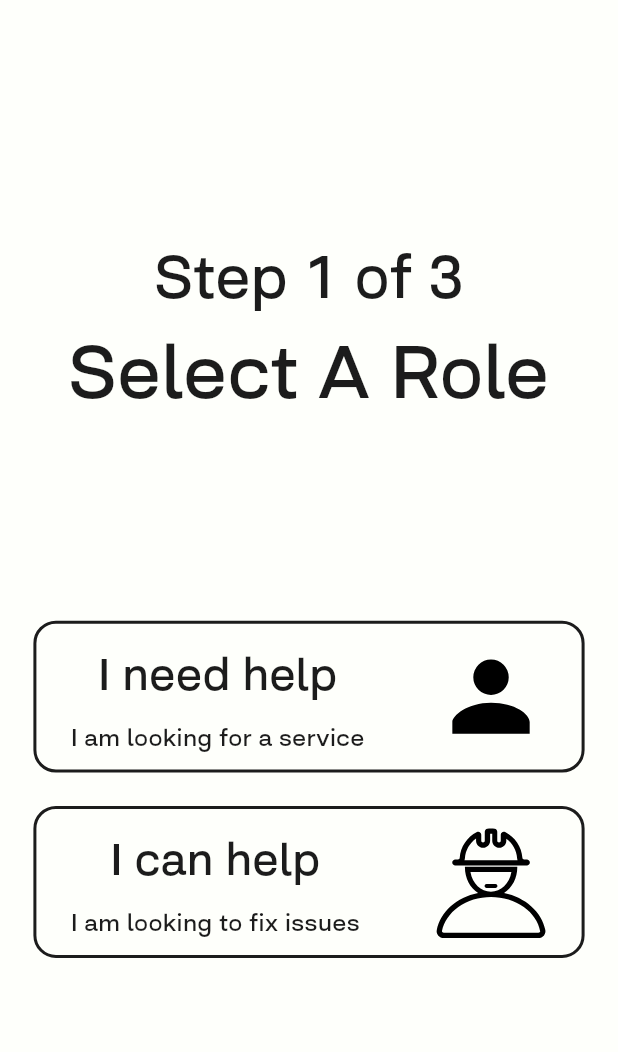
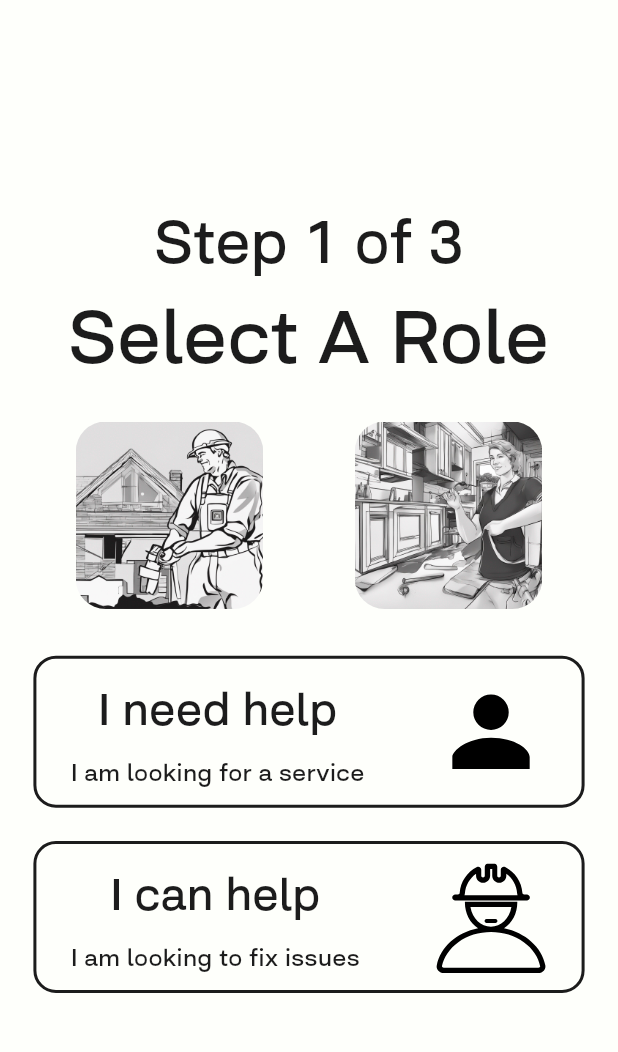
Before and after one commit to Odhran7/tradeful_app, a Flutter app: the OnboardingOnePage screen opened by its route, on a phone screen of 412 x 824 dp, the part 84-1136 px from its top. Run offline on Flutter 3.47's test engine with Material 2 defaults, Android fonts, the phone set to English and light mode, and no system bars; our stand-ins replace flutter_svg, get.

Commit message:
Improve UI

```diff
--- a/lib/pages/onboarding/onboardingOnePage.dart
+++ b/lib/pages/onboarding/onboardingOnePage.dart
@@ -1,12 +1,15 @@
 import 'package:flutter/cupertino.dart';
 import 'package:flutter/material.dart';
 import 'package:flutter_svg/svg.dart';
+import 'package:get/get.dart';
 import 'package:tradeful_app/widgets/onboardingIconWidget.dart';
 import '../../utils/Dimensions.dart';
 import '../../utils/colors.dart';
 import '../../widgets/appBarOnboardingWidget.dart';
 import '../../widgets/big_text.dart';
 import '../../widgets/small_text.dart';
+import 'onboardingHomeownerTwoPage.dart';
+import 'onboardingTradesPersonTwoPage.dart';
 
 class OnboardingOnePage extends StatelessWidget {
   const OnboardingOnePage({super.key});
@@ -28,7 +31,7 @@ class _onboardingOneBody extends StatelessWidget {
   @override
   Widget build(BuildContext context) {
     return Column(
-      mainAxisAlignment: MainAxisAlignment.spaceEvenly,
+      mainAxisAlignment: MainAxisAlignment.center,
       crossAxisAlignment: CrossAxisAlignment.center,
       children: [
         Container(
@@ -44,19 +47,60 @@ class _onboardingOneBody extends StatelessWidget {
                 text: "Select A Role",
                 size: 50,
               ),
+              Container(
+                margin: EdgeInsets.all(10),
+                padding: EdgeInsets.all(10),
+                child: Row(
+                  mainAxisAlignment: MainAxisAlignment.spaceAround,
+                  children: [
+                    ClipRRect(
+                      borderRadius: BorderRadius.circular(20),
+                      child: Container(
+                        width: 125,
+                        height: 125,
+                        child: Image.asset(
+                          "assets/images/tradespersonOnboardingOne.jpeg",
+                          fit: BoxFit.cover,
+                        ),
+                      ),
+                    ),
+                    ClipRRect(
+                      borderRadius: BorderRadius.circular(20),
+                      child: Container(
+                        width: 125,
+                        height: 125,
+                        child: Image.asset(
+                          "assets/images/homeownerOnboardingOne.jpeg",
+                          fit: BoxFit.cover,
+                        ),
+                      ),
+                    ),
+                  ],
+                ),
+              )
             ],
           ),
         ),
         Column(
           children: [
-            OnbaordingIconWidget(
+            GestureDetector(
+              onTap: () {
+                Get.to(() => OnboardingHomeOwnerTwoPage());
+              },
+              child: OnbaordingIconWidget(
                   mainTitle: "I need help",
                   subtitle: "I am looking for a service",
                   svgPath: "assets/images/customer.svg"),
-            OnbaordingIconWidget(
+            ),
+            GestureDetector(
+              onTap: () {
+                Get.to(() => OnboardingTradesPersonTwoPage());
+              },
+              child: OnbaordingIconWidget(
                   mainTitle: "I can help",
                   subtitle: "I am looking to fix issues",
                   svgPath: "assets/images/tradesperson.svg"),
+            ),
           ],
         ),
       ],
--- a/lib/routes/route_helper.dart
+++ b/lib/routes/route_helper.dart
@@ -1,15 +1,22 @@
 import 'package:get/get.dart';
 import 'package:tradeful_app/pages/onboarding/onboardingOnePage.dart';
+import 'package:tradeful_app/pages/onboarding/onboardingTradesPersonTwoPage.dart';
 import '../pages/home/main_home_page.dart';
+import '../pages/onboarding/onboardingHomeownerTwoPage.dart';
 
 class RouteHelper {
   static const String initial = '/';
   static const String onboardingOne = '/onboarding-one';
+  static const String onboardingTwoTradesPerson =
+      '/onboarding-two-tradesperson';
+  static const String onboardingTwoHomeOwner = '/onboarding-two-homeowner';
 
   // Initial Routes
 
   static String getInitial() => '$initial';
   static String getOnboardingOne() => '$onboardingOne';
+  static String getOnboardingTwoTradesPerson() => '$onboardingTwoTradesPerson';
+  static String getOnboardingTwoHomeOwner() => '$onboardingTwoHomeOwner';
 
   static List<GetPage> routes = [
     GetPage(
@@ -20,5 +27,13 @@ class RouteHelper {
       name: onboardingOne,
       page: () => OnboardingOnePage(),
     ),
+    GetPage(
+      name: onboardingTwoTradesPerson,
+      page: () => OnboardingTradesPersonTwoPage(),
+    ),
+    GetPage(
+      name: onboardingTwoHomeOwner,
+      page: () => OnboardingHomeOwnerTwoPage(),
+    ),
   ];
 }
--- a/lib/utils/colors.dart
+++ b/lib/utils/colors.dart
@@ -1,7 +1,6 @@
 import 'dart:ui';
 
 class AppColors {
-
   // Main
 
   static final Color mainColor = const Color(0xff1c1c1c);
@@ -20,4 +19,8 @@ class AppColors {
   // Icon colors
 
   static final Color iconWhite = const Color(0xfff3f3f3);
+
+  // Green color
+
+  static final Color verifiedGreen = const Color(0xff7CFC00);
 }
--- a/lib/widgets/alternating_text_widget.dart
+++ b/lib/widgets/alternating_text_widget.dart
@@ -59,7 +59,7 @@ class _AlternatingTextWidgetState extends State<AlternatingTextWidget> {
         child: BigText(
           text: widget.textList[_index],
           color: AppColors.mainColor,
-          size: 30,
+          size: 25,
         ));
   }
 }
--- a/lib/widgets/app_column.dart
+++ b/lib/widgets/app_column.dart
@@ -106,7 +106,7 @@ class AppColumn extends StatelessWidget {
               IconAndTextWidget(
                 icon: Icons.verified,
                 text: "Verified",
-                iconColor: AppColors.mainColor,
+                iconColor: AppColors.verifiedGreen,
               ),
             ],
           ),
--- a/lib/widgets/auto_scroll_widget.dart
+++ b/lib/widgets/auto_scroll_widget.dart
@@ -47,6 +47,7 @@ void _startAutoScroll() {
   @override
   Widget build(BuildContext context) {
     return ListView.builder(
+      physics: NeverScrollableScrollPhysics(),
       padding: EdgeInsets.only(top: Dimensions.height15),
       controller: _scrollController,
       itemCount: widget.tradesPeople.length,
```
Also changed, not shown: lib/pages/home/main_home_page.dart (+6 -3 lines), lib/pages/onboarding/onboardingHomeownerTwoPage.dart (added, +20 -0 lines), lib/pages/onboarding/onboardingTradesPersonTwoPage.dart (added, +36 -0 lines), assets/images/homeownerOnboardingOne.jpeg (added), assets/images/tradespersonOnboardingOne.jpeg (added). Lines whose indentation alone changed are shown as unchanged.
